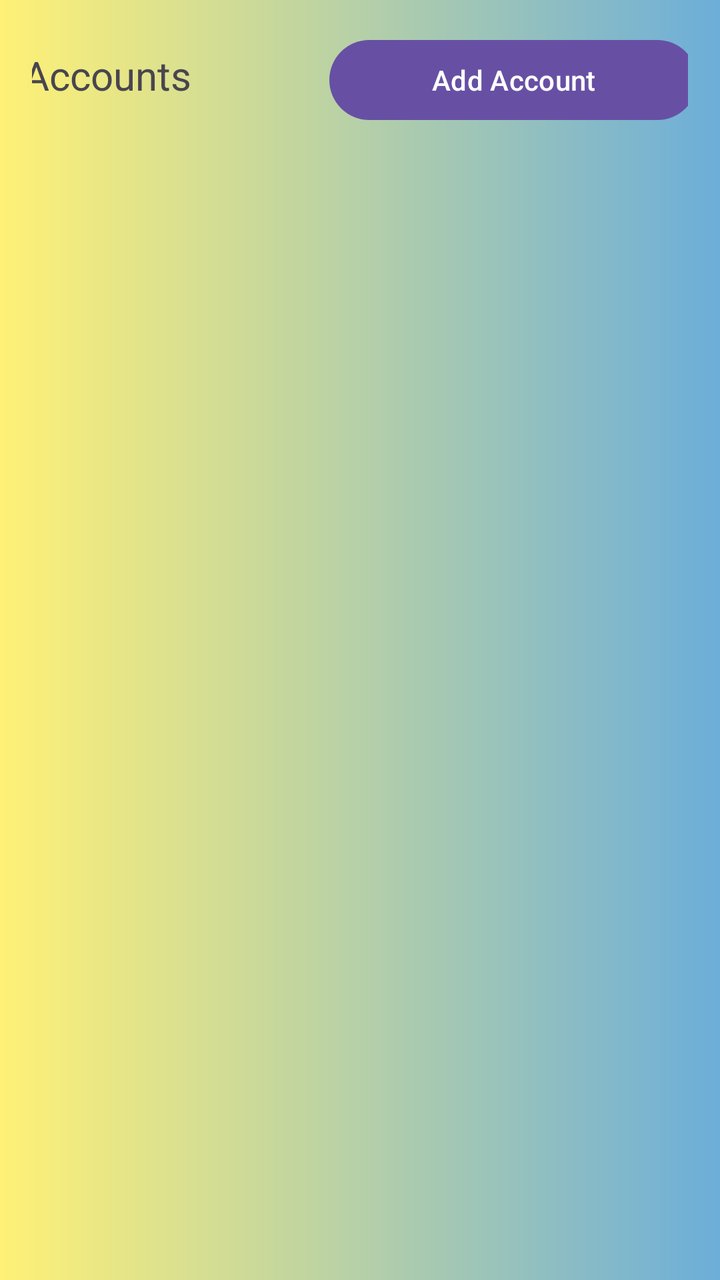
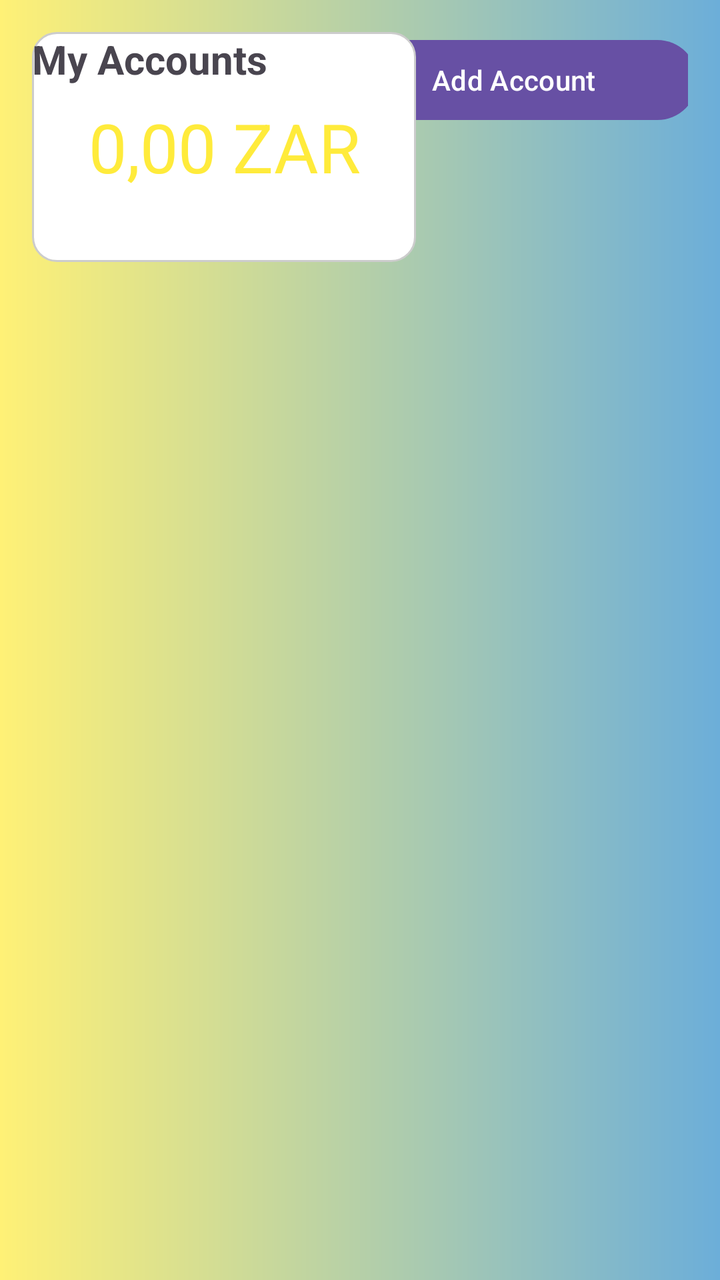

Two renders of the same Android screen: before a commit and after it. Below are the layout's source before the change and the commit's diff.
<!-- AndroidManifest.xml: application theme Theme.BudgetBudgies_PROG7313_POE -->
<!-- res/layout/account_page.xml -->
<?xml version="1.0" encoding="utf-8"?>
<androidx.constraintlayout.widget.ConstraintLayout xmlns:android="http://schemas.android.com/apk/res/android"
    xmlns:app="http://schemas.android.com/apk/res-auto"
    xmlns:tools="http://schemas.android.com/tools"
    android:layout_width="match_parent"
    android:layout_height="match_parent"
    android:background="@drawable/gradient_background"
    android:padding="16dp">

    <TextView
        android:id="@+id/Account"
        android:layout_width="153dp"
        android:layout_height="36dp"
        android:layout_marginTop="8dp"
        android:text="Accounts"
        android:textSize="20sp"
        app:layout_constraintEnd_toStartOf="@+id/AddAccountbtn"
        app:layout_constraintStart_toStartOf="parent"
        app:layout_constraintTop_toTopOf="parent" />

    <Button
        android:id="@+id/AddAccountbtn"
        android:layout_width="184dp"
        android:layout_height="48dp"
        android:text="Add Account"
        app:layout_constraintBaseline_toBaselineOf="@+id/Account"
        app:layout_constraintEnd_toEndOf="parent"
        app:layout_constraintStart_toEndOf="@+id/Account" />

</androidx.constraintlayout.widget.ConstraintLayout>
<!-- resources referenced by this layout -->
<resources>
  <!-- drawable gradient_background (drawable) -->
  <?xml version="1.0" encoding="utf-8"?>
  <shape xmlns:android="http://schemas.android.com/apk/res/android"
      android:shape="rectangle">
  
      <gradient
          android:type="linear"
          android:angle="0"
          android:startColor="#FFF176"
          android:endColor="#6CAED9"
          />
  </shape>
  <style name="Theme.BudgetBudgies_PROG7313_POE" parent="Base.Theme.BudgetBudgies_PROG7313_POE" />
  <style name="Base.Theme.BudgetBudgies_PROG7313_POE" parent="Theme.Material3.DayNight.NoActionBar">
          
          
      </style>
</resources>

<!-- the commit's change to res/layout/account_page.xml (unified diff, before → after) -->
@@ -14,6 +14,7 @@
         android:layout_marginTop="8dp"
         android:text="Accounts"
         android:textSize="20sp"
+        android:textStyle="bold"
         app:layout_constraintEnd_toStartOf="@+id/AddAccountbtn"
         app:layout_constraintStart_toStartOf="parent"
         app:layout_constraintTop_toTopOf="parent" />
@@ -27,4 +28,38 @@
         app:layout_constraintEnd_toEndOf="parent"
         app:layout_constraintStart_toEndOf="@+id/Account" />
 
+    <TextView
+        android:id="@+id/textView5"
+        android:layout_width="104dp"
+        android:layout_height="29dp"
+        android:gravity="center_horizontal"
+        android:text="Total Balance"
+        android:textSize="16sp"
+        android:textStyle="bold"
+        tools:layout_editor_absoluteX="136dp"
+        tools:layout_editor_absoluteY="83dp" />
+
+    <TextView
+        android:id="@+id/totalbalance"
+        android:layout_width="192dp"
+        android:layout_height="115dp"
+        android:background="@drawable/textbox"
+        android:gravity="center|center_horizontal"
+        android:text="0,00 ZAR"
+        android:textColor="#FFEB3B"
+        android:textSize="34sp"
+        tools:layout_editor_absoluteX="95dp"
+        tools:layout_editor_absoluteY="135dp" />
+
+    <TextView
+        android:id="@+id/MyAccounts"
+        android:layout_width="wrap_content"
+        android:layout_height="wrap_content"
+        android:text="My Accounts"
+        android:textSize="20sp"
+        android:textStyle="bold"
+        tools:layout_editor_absoluteX="16dp"
+        tools:layout_editor_absoluteY="312dp" />
+
+
 </androidx.constraintlayout.widget.ConstraintLayout>
<!-- resource entries referenced after the edit -->
@@ -12,6 +12,13 @@
           android:endColor="#6CAED9"
           />
   </shape>
+  <!-- drawable textbox (drawable) -->
+  <?xml version="1.0" encoding="utf-8"?>
+  <shape xmlns:android="http://schemas.android.com/apk/res/android">
+      <solid android:color="#FFFFFF"/>
+      <corners android:radius="12dp"/>
+      <stroke android:width="1dp" android:color="#CCCCCC"/>
+  </shape>
   <style name="Theme.BudgetBudgies_PROG7313_POE" parent="Base.Theme.BudgetBudgies_PROG7313_POE" />
   <style name="Base.Theme.BudgetBudgies_PROG7313_POE" parent="Theme.Material3.DayNight.NoActionBar">
           
